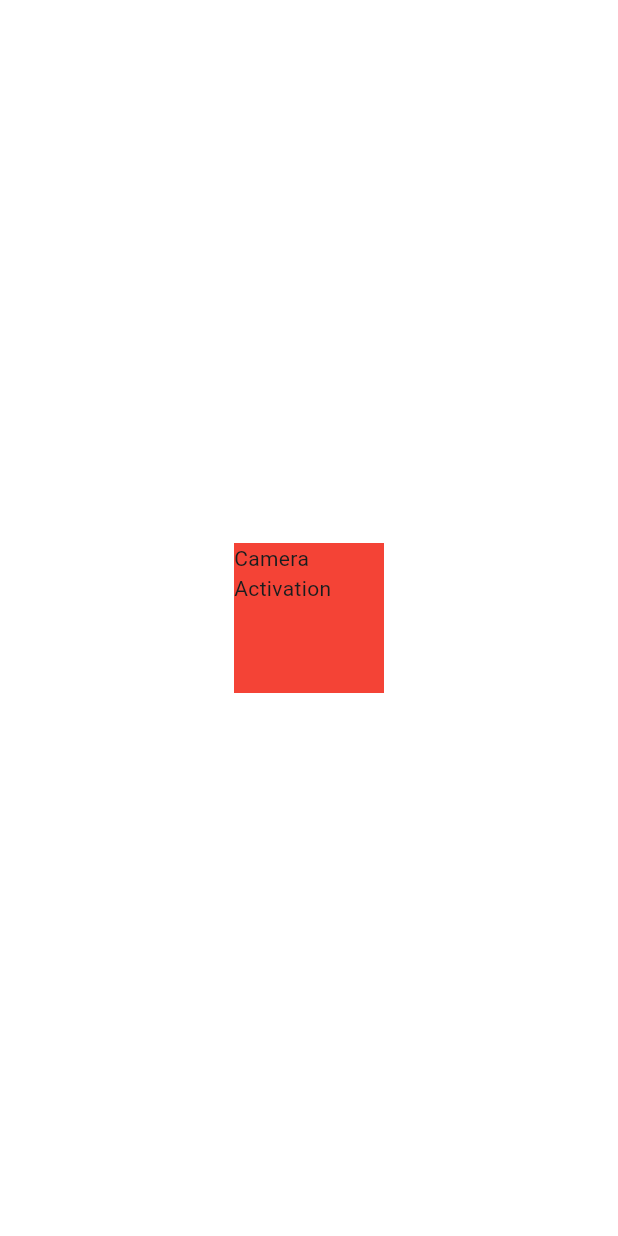
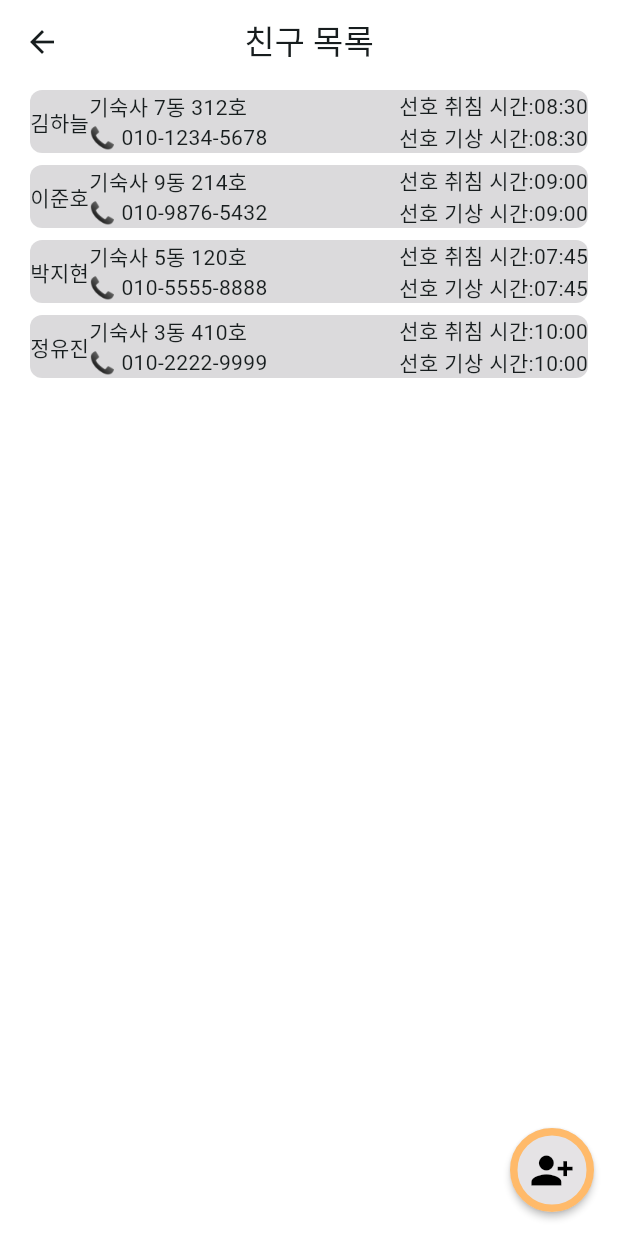
Before and after one commit to joon363/IT_ARENA_GIPO_frontend, a Flutter app: the screen it shows after launch, on a phone screen of 412 x 824 dp. Run offline on Flutter 3.47's test engine with Material 3 defaults, Android fonts, the light colour scheme and no system bars; our stand-ins replace camera.

Commit message:
Feat: Implemented Friends screen (in progress)

```diff
--- a/lib/connections/api_calls.dart
+++ b/lib/connections/api_calls.dart
@@ -3,6 +3,7 @@ import 'dart:io';
 import 'package:http/http.dart' as http;
 import 'package:flutter/services.dart';
 import '../models/userStatus.dart';
+import '../models/friend_model.dart';
 
 Future<bool> checkPoseSuccessFromApi({
   required String imagePath, // Flutter asset 경로
@@ -63,3 +64,69 @@ Future<List<UserStatus>> fetchUserStatuses() async {
   }
   return users;
 }
+Future<List<Friend>> fetchFriendsDummy() async {
+  await Future.delayed(const Duration(seconds: 1)); // 네트워크 지연 흉내
+
+  final dummyResponse = [
+    {
+      "id": "1",
+      "user_id": "u001",
+      "friend_id": "f001",
+      "is_active": true,
+      "location": "기숙사 7동 312호",
+      "phone": "010-1234-5678",
+      "preferSleepTime": "08:30",
+      "preferWakeTime": "08:30",
+      "friend_username": "김하늘"
+    },
+    {
+      "id": "2",
+      "user_id": "u001",
+      "friend_id": "f002",
+      "is_active": false,
+      "location": "기숙사 9동 214호",
+      "phone": "010-9876-5432",
+      "preferSleepTime": "09:00",
+      "preferWakeTime": "09:00",
+      "friend_username": "이준호"
+    },
+    {
+      "id": "3",
+      "user_id": "u001",
+      "friend_id": "f003",
+      "is_active": true,
+      "location": "기숙사 5동 120호",
+      "phone": "010-5555-8888",
+      "preferSleepTime": "07:45",
+      "preferWakeTime": "07:45",
+      "friend_username": "박지현"
+    },
+    {
+      "id": "4",
+      "user_id": "u001",
+      "friend_id": "f004",
+      "is_active": false,
+      "location": "기숙사 3동 410호",
+      "phone": "010-2222-9999",
+      "preferSleepTime": "10:00",
+      "preferWakeTime": "10:00",
+      "friend_username": "정유진"
+    },
+  ];
+
+  return dummyResponse.map((e) => Friend.fromJson(e)).toList();
+}
+
+
+Future<List<Friend>> fetchFriends() async {
+  const url = 'https://example.com/api/friends'; // 🔸 실제 API 주소로 변경
+
+  final response = await http.get(Uri.parse(url));
+
+  if (response.statusCode == 200) {
+    final List<dynamic> jsonData = json.decode(response.body);
+    return jsonData.map((data) => Friend.fromJson(data)).toList();
+  } else {
+    throw Exception('Failed to load friends');
+  }
+}
--- a/lib/main.dart
+++ b/lib/main.dart
@@ -2,6 +2,7 @@ import 'package:flutter/material.dart';
 import 'themes.dart';
 import 'screens/home_screen.dart';
 import 'screens/alarm_screen.dart';
+import 'screens/friends_screen.dart';
 
 void main()  {
   runApp(const MyApp());
@@ -17,10 +18,11 @@ class MyApp extends StatelessWidget {
       title: 'ITARENA',
       theme: AppTheme.lightTheme(context),
       // 첫 화면: 로그인
-      initialRoute: '/alarm',
+      initialRoute: '/friends',
       routes: {
         '/': (context) => const HomeScreen(),
         '/alarm': (context) => const AlarmScreen(),
+        '/friends': (context) => const FriendsScreen(),
       },
     );
   }
--- /dev/null
+++ b/lib/models/friend_model.dart
@@ -0,0 +1,43 @@
+class Friend {
+  final String id;
+  final String userId;
+  final String friendId;
+  final bool isActive;
+  final String location;
+  final String phone;
+  final String friendUsername;
+  final String preferSleepTime;
+  final String preferWakeTime;
+  final DateTime createdAt;
+  final DateTime updatedAt;
+
+  Friend({
+    required this.id,
+    required this.userId,
+    required this.friendId,
+    required this.isActive,
+    required this.location,
+    required this.phone,
+    required this.friendUsername,
+    required this.preferSleepTime,
+    required this.preferWakeTime,
+    required this.createdAt,
+    required this.updatedAt,
+  });
+
+  factory Friend.fromJson(Map<String, dynamic> json) {
+    return Friend(
+      id: json['id'] ?? '',
+      userId: json['user_id'] ?? '',
+      friendId: json['friend_id'] ?? '',
+      isActive: json['is_active'] ?? false,
+      location: json['location'] ?? '',
+      phone: json['phone'] ?? '',
+      friendUsername: json['friend_username'] ?? '',
+      preferSleepTime: json['preferSleepTime']?.toString() ?? '',
+      preferWakeTime: json['preferWakeTime']?.toString() ?? '',
+      createdAt: DateTime.tryParse(json['created_at'] ?? '') ?? DateTime.now(),
+      updatedAt: DateTime.tryParse(json['updated_at'] ?? '') ?? DateTime.now(),
+    );
+  }
+}
--- /dev/null
+++ b/lib/screens/friends_screen.dart
@@ -0,0 +1,183 @@
+import 'package:flutter/material.dart';
+import '../models/friend_model.dart';
+import '../connections/api_calls.dart';
+import 'package:it_arena/themes.dart';
+import 'package:flutter/services.dart';
+
+class FriendsScreen extends StatefulWidget {
+  const FriendsScreen({super.key});
+
+  @override
+  State<FriendsScreen> createState() => _FriendsScreenState();
+}
+
+class _FriendsScreenState extends State<FriendsScreen> {
+  late Future<List<Friend>> _friendsFuture;
+  final _controller = TextEditingController();
+  bool isButtonEnabled = false;
+
+  @override
+  void initState() {
+    super.initState();
+    _friendsFuture = fetchFriendsDummy();
+  }
+
+  @override
+  Widget build(BuildContext context) {
+    return Scaffold(
+      appBar: AppBar(
+        title: const Text('친구 목록'),
+      ),
+      floatingActionButton: FloatingActionButton(
+        onPressed: () {
+          bool copied = false;
+          showDialog(
+            context: context,
+            barrierDismissible: true,
+            builder: (context) {
+              bool isButtonEnabled = false;
+              final TextEditingController _controller = TextEditingController();
+
+              return StatefulBuilder(
+                builder: (context, setState) {
+                  return AlertDialog(
+                    title: Row(
+                      mainAxisAlignment: MainAxisAlignment.spaceBetween,
+                      children: [
+                        const Text(
+                          "내 아이디: user0",
+                          style: TextStyle(
+                            fontSize: 16,
+                            fontWeight: FontWeight.bold,
+                          ),
+                          textAlign: TextAlign.center,
+                        ),
+
+                        GestureDetector(
+                          onTap: copied?null:() async {
+                            await Clipboard.setData(const ClipboardData(text: "user0"));
+                            setState(() {
+                              copied = true;
+                            });
+                          },
+                          child: Text(
+                            copied?"복사 완료":"복사",
+                            style: TextStyle(
+                              color: copied?gray2:orange,
+                              fontSize: 14,
+                              //fontWeight: FontWeight.bold,
+                              //decoration: TextDecoration.underline,
+                            ),
+                          ),
+                        ),
+                      ],
+                    ),
+                    content: TextField(
+                      controller: _controller,
+                      maxLength: 10,
+                      maxLengthEnforcement: MaxLengthEnforcement.none,
+                      decoration: const InputDecoration(
+                        hintText: "친구추가할 닉네임을 입력해주세요.",
+                        contentPadding: EdgeInsets.symmetric(horizontal: 8, vertical: 4),
+                      ),
+                      onChanged: (value) {
+                        setState(() {
+                          isButtonEnabled = value.length <= 10 && value.isNotEmpty;
+                        });
+                      },
+                    ),
+                    actionsAlignment: MainAxisAlignment.center,
+                    actions: [
+                      SizedBox(
+                        width: double.infinity,
+                        child: ElevatedButton(
+                          style: ElevatedButton.styleFrom(
+                            backgroundColor: isButtonEnabled ? Colors.orange : gray3,
+                            padding: const EdgeInsets.symmetric(vertical: 14),
+                            shape: RoundedRectangleBorder(
+                              borderRadius: BorderRadius.circular(12),
+                            ),
+                          ),
+                          onPressed: isButtonEnabled
+                              ? () {
+                            Navigator.pop(context);
+                          }
+                              : null,
+                          child: const Text(
+                            "친구 추가",
+                            style: TextStyle(
+                              color: Colors.white,
+                              fontSize: 18,
+                              fontWeight: FontWeight.bold,
+                            ),
+                          ),
+                        ),
+                      ),
+                    ],
+                  );
+                },
+              );
+            },
+          );
+        },
+        backgroundColor:gray,
+
+        shape: CircleBorder(side: BorderSide(color: orange, width: 5)),
+        elevation: 2,
+        child: Icon(Icons.person_add_alt_1, color: Colors.black, size: 30,),
+      ),
+      body: Padding(padding: EdgeInsets.symmetric(horizontal: 16),
+        child: FutureBuilder<List<Friend>>(
+          future: _friendsFuture,
+          builder: (context, snapshot) {
+            if (snapshot.connectionState == ConnectionState.waiting) {
+              return const Center(child: CircularProgressIndicator());
+            } else if (snapshot.hasError) {
+              return Center(child: Text('오류 발생: ${snapshot.error}'));
+            } else if (!snapshot.hasData || snapshot.data!.isEmpty) {
+              return const Center(child: Text('친구가 없습니다.'));
+            }
+
+            final friends = snapshot.data!;
+
+            return ListView.builder(
+              itemCount: friends.length,
+              itemBuilder: (context, index) {
+                final friend = friends[index];
+                return Container(
+                  margin: EdgeInsets.all(4),
+                  decoration: BoxDecoration(
+                    color: gray2,
+                    borderRadius: BorderRadius.circular(8),
+                  ),
+                  child: Row(
+                    mainAxisAlignment: MainAxisAlignment.spaceBetween,
+                    children: [
+                      Row(
+                        children: [
+                        Text(friend.friendUsername),
+                        Column(
+                          crossAxisAlignment: CrossAxisAlignment.start,
+                          children: [
+                            Text(friend.location),
+                            Text('📞 ${friend.phone}'),
+                          ],
+                        ),
+                      ],),
+                      Column(
+                        crossAxisAlignment: CrossAxisAlignment.start,
+                        children: [
+                          Text('선호 취침 시간:${friend.preferSleepTime}'),
+                          Text('선호 기상 시간:${friend.preferWakeTime}'),
+                        ],
+                      ),
+                    ],
+                  ),
+                );
+              },
+            );
+          },
+        ),),
+    );
+  }
+}
```
